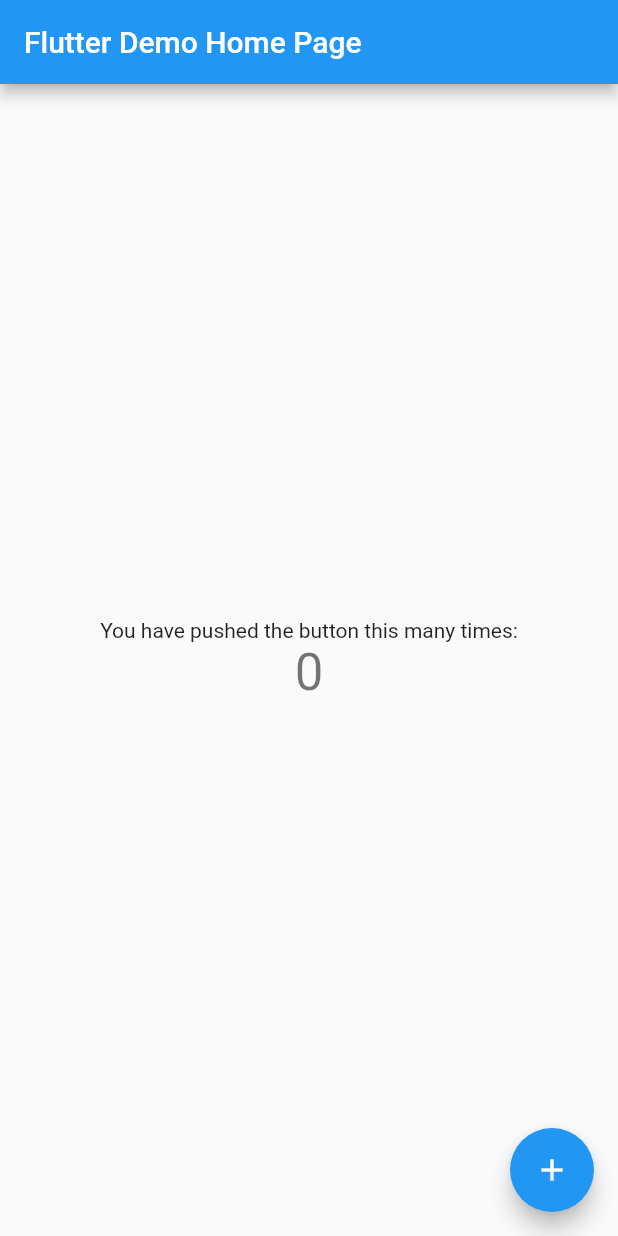
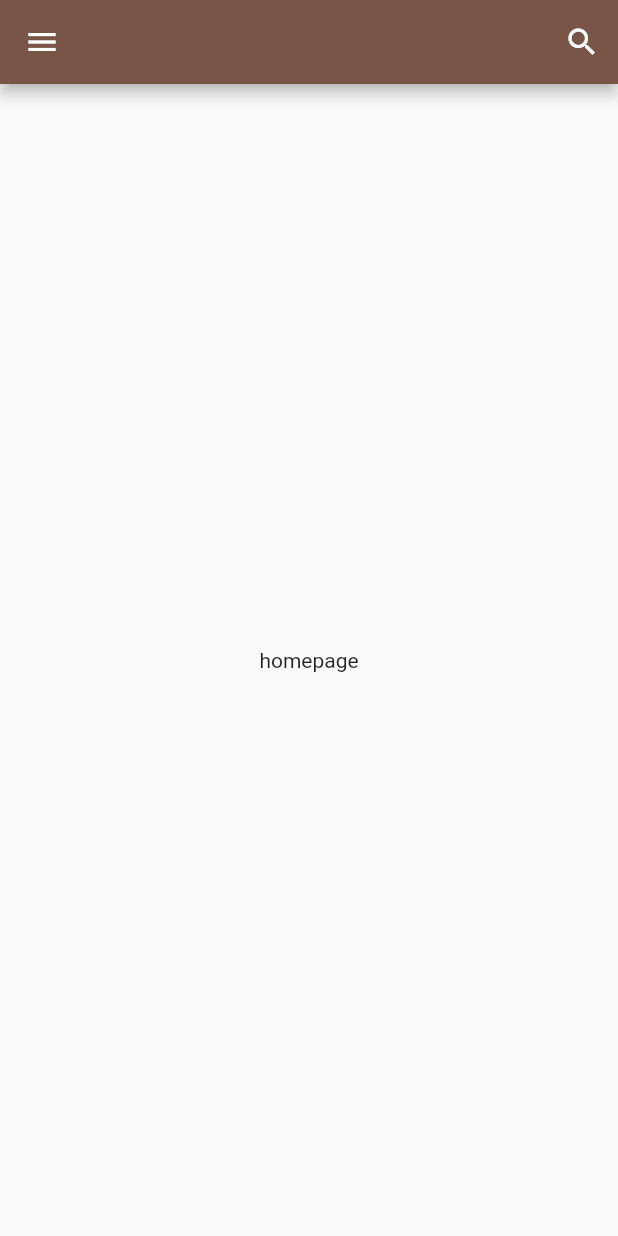
Before and after one commit to dvpv/walman, a Flutter app: the screen it shows after launch, on a phone screen of 412 x 824 dp. Run offline on Flutter 3.47's test engine with Material 2 defaults, Android fonts, the light colour scheme and no system bars.

Commit message:
basic homepage and search placeholder

```diff
--- a/lib/main.dart
+++ b/lib/main.dart
@@ -1,115 +1,18 @@
 import 'package:flutter/material.dart';
+import 'package:walman/src/presentation/home/home_page.dart';
 
 void main() {
-  runApp(const MyApp());
+  runApp(const App());
 }
 
-class MyApp extends StatelessWidget {
-  const MyApp({Key? key}) : super(key: key);
+class App extends StatelessWidget {
+  const App({Key? key}) : super(key: key);
 
-  // This widget is the root of your application.
   @override
   Widget build(BuildContext context) {
-    return MaterialApp(
-      title: 'Flutter Demo',
-      theme: ThemeData(
-        // This is the theme of your application.
-        //
-        // Try running your application with "flutter run". You'll see the
-        // application has a blue toolbar. Then, without quitting the app, try
-        // changing the primarySwatch below to Colors.green and then invoke
-        // "hot reload" (press "r" in the console where you ran "flutter run",
-        // or simply save your changes to "hot reload" in a Flutter IDE).
-        // Notice that the counter didn't reset back to zero; the application
-        // is not restarted.
-        primarySwatch: Colors.blue,
-      ),
-      home: const MyHomePage(title: 'Flutter Demo Home Page'),
+    return const MaterialApp(
+      title: 'walman',
+      home: HomePage(),
     );
   }
 }
-
-class MyHomePage extends StatefulWidget {
-  const MyHomePage({Key? key, required this.title}) : super(key: key);
-
-  // This widget is the home page of your application. It is stateful, meaning
-  // that it has a State object (defined below) that contains fields that affect
-  // how it looks.
-
-  // This class is the configuration for the state. It holds the values (in this
-  // case the title) provided by the parent (in this case the App widget) and
-  // used by the build method of the State. Fields in a Widget subclass are
-  // always marked "final".
-
-  final String title;
-
-  @override
-  State<MyHomePage> createState() => _MyHomePageState();
-}
-
-class _MyHomePageState extends State<MyHomePage> {
-  int _counter = 0;
-
-  void _incrementCounter() {
-    setState(() {
-      // This call to setState tells the Flutter framework that something has
-      // changed in this State, which causes it to rerun the build method below
-      // so that the display can reflect the updated values. If we changed
-      // _counter without calling setState(), then the build method would not be
-      // called again, and so nothing would appear to happen.
-      _counter++;
-    });
-  }
-
-  @override
-  Widget build(BuildContext context) {
-    // This method is rerun every time setState is called, for instance as done
-    // by the _incrementCounter method above.
-    //
-    // The Flutter framework has been optimized to make rerunning build methods
-    // fast, so that you can just rebuild anything that needs updating rather
-    // than having to individually change instances of widgets.
-    return Scaffold(
-      appBar: AppBar(
-        // Here we take the value from the MyHomePage object that was created by
-        // the App.build method, and use it to set our appbar title.
-        title: Text(widget.title),
-      ),
-      body: Center(
-        // Center is a layout widget. It takes a single child and positions it
-        // in the middle of the parent.
-        child: Column(
-          // Column is also a layout widget. It takes a list of children and
-          // arranges them vertically. By default, it sizes itself to fit its
-          // children horizontally, and tries to be as tall as its parent.
-          //
-          // Invoke "debug painting" (press "p" in the console, choose the
-          // "Toggle Debug Paint" action from the Flutter Inspector in Android
-          // Studio, or the "Toggle Debug Paint" command in Visual Studio Code)
-          // to see the wireframe for each widget.
-          //
-          // Column has various properties to control how it sizes itself and
-          // how it positions its children. Here we use mainAxisAlignment to
-          // center the children vertically; the main axis here is the vertical
-          // axis because Columns are vertical (the cross axis would be
-          // horizontal).
-          mainAxisAlignment: MainAxisAlignment.center,
-          children: <Widget>[
-            const Text(
-              'You have pushed the button this many times:',
-            ),
-            Text(
-              '$_counter',
-              style: Theme.of(context).textTheme.headline4,
-            ),
-          ],
-        ),
-      ),
-      floatingActionButton: FloatingActionButton(
-        onPressed: _incrementCounter,
-        tooltip: 'Increment',
-        child: const Icon(Icons.add),
-      ), // This trailing comma makes auto-formatting nicer for build methods.
-    );
-  }
-}
--- /dev/null
+++ b/lib/src/presentation/home/home_page.dart
@@ -0,0 +1,30 @@
+import 'package:flutter/material.dart';
+import 'package:walman/src/presentation/home/search_delegate.dart';
+
+class HomePage extends StatelessWidget {
+  const HomePage({Key? key}) : super(key: key);
+
+  @override
+  Widget build(BuildContext context) {
+    return Scaffold(
+      appBar: AppBar(
+        backgroundColor: Colors.brown,
+        leading: IconButton(
+          icon: const Icon(Icons.menu),
+          onPressed: () {},
+        ),
+        actions: <Widget>[
+          IconButton(
+            icon: const Icon(Icons.search),
+            onPressed: () {
+              showSearch(context: context, delegate: HomePageSearchDelegate());
+            },
+          ),
+        ],
+      ),
+      body: const Center(
+        child: Text('homepage'),
+      ),
+    );
+  }
+}
--- /dev/null
+++ b/lib/src/presentation/home/search_delegate.dart
@@ -0,0 +1,57 @@
+import 'package:flutter/material.dart';
+
+class HomePageSearchDelegate extends SearchDelegate<void> {
+  final List<String> _searchResults = <String>[
+    'a',
+    'b',
+    'c',
+    'ab',
+  ];
+
+  @override
+  List<Widget>? buildActions(BuildContext context) {
+    return <Widget>[
+      IconButton(
+        icon: const Icon(Icons.clear),
+        onPressed: () {
+          query = '';
+        },
+      )
+    ];
+  }
+
+  @override
+  Widget? buildLeading(BuildContext context) {
+    return IconButton(
+      icon: const Icon(Icons.arrow_back),
+      onPressed: () => close(context, null),
+    );
+  }
+
+  @override
+  Widget buildResults(BuildContext context) {
+    return Center(
+      child: Text(query),
+    );
+  }
+
+  @override
+  Widget buildSuggestions(BuildContext context) {
+    final List<String> suggestions = _searchResults
+        .where((String searchResult) => searchResult.toLowerCase().contains(query.toLowerCase()))
+        .toList();
+    return ListView.builder(
+      itemCount: suggestions.length,
+      itemBuilder: (BuildContext context, int index) {
+        final String suggestion = suggestions[index];
+        return ListTile(
+          title: Text(suggestion),
+          onTap: () {
+            query = suggestion;
+            showResults(context);
+          },
+        );
+      },
+    );
+  }
+}
```
